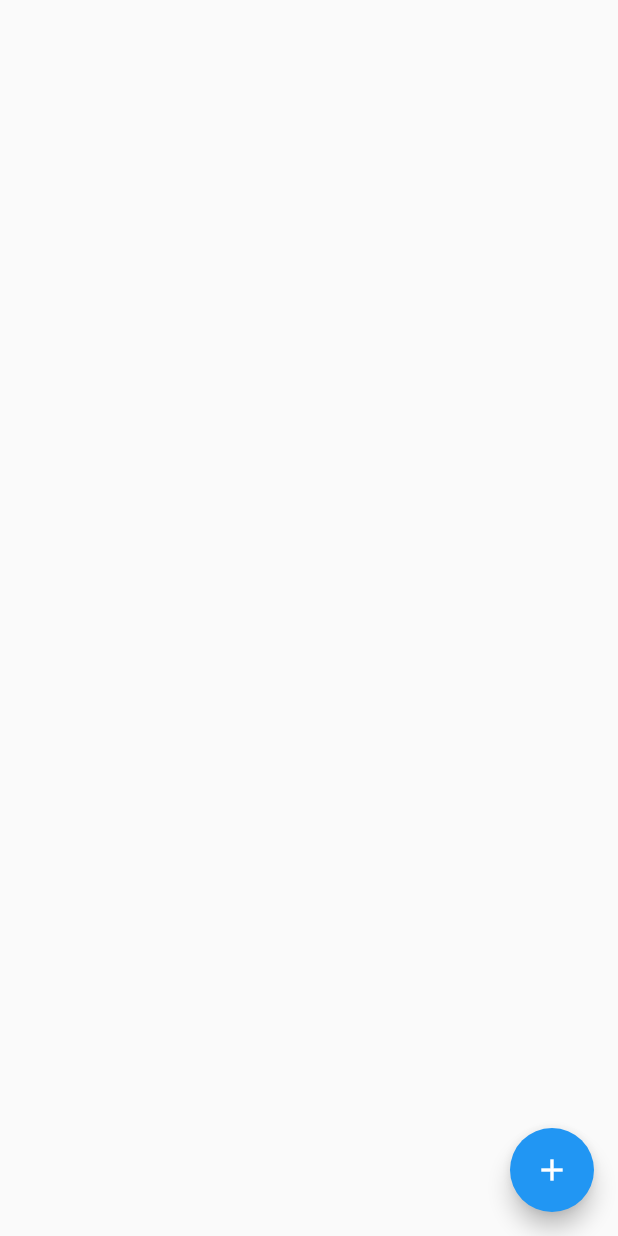
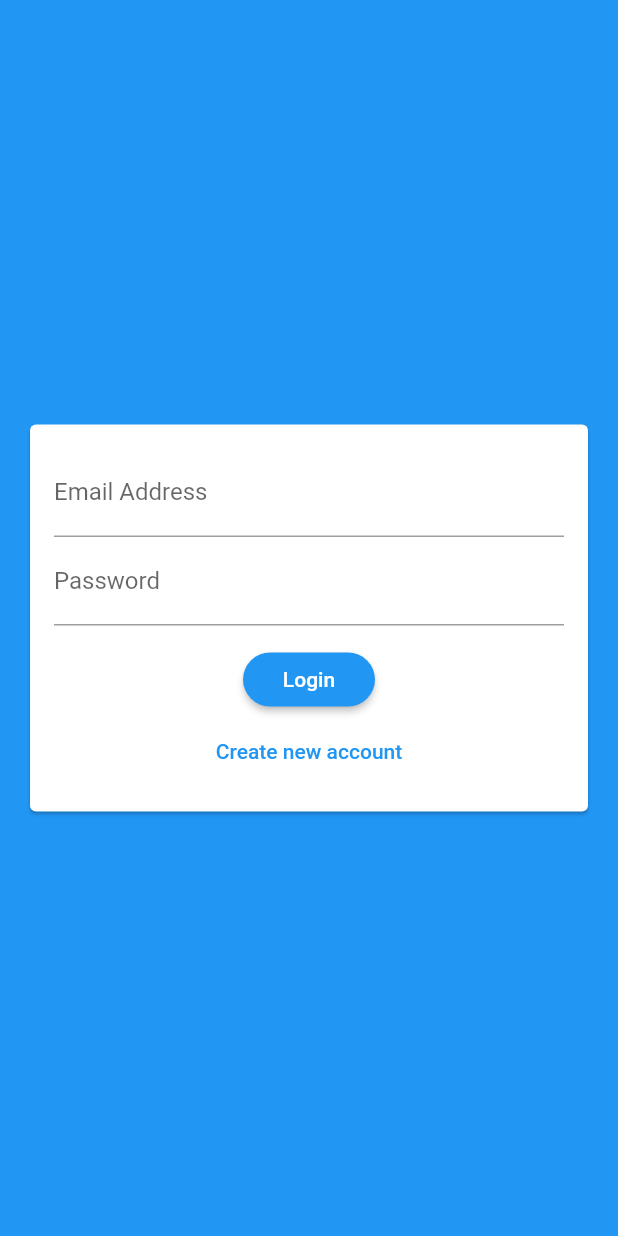
Before and after one commit to Edenik/Flutter_Firebase_Chat_App, a Flutter app: the screen it shows after launch, on a phone screen of 412 x 824 dp. Run offline on Flutter 3.47's test engine with Material 2 defaults, Android fonts, the phone set to English and light mode, and no system bars; our stand-ins replace cloud_firestore; accounts and stored records are empty.

Commit message:
creating auth screen + auth form

```diff
--- a/lib/main.dart
+++ b/lib/main.dart
@@ -1,5 +1,6 @@
 import 'package:flutter/material.dart';
-import 'package:flutter_firebase_chat_app/screens/chat_screen.dart';
+import './screens/auth_screen.dart';
+import './screens/chat_screen.dart';
 
 void main() => runApp(MyApp());
 
@@ -11,8 +12,16 @@ class MyApp extends StatelessWidget {
       debugShowCheckedModeBanner: false,
       theme: ThemeData(
         primarySwatch: Colors.blue,
+        backgroundColor: Colors.blue,
+        accentColor: Colors.blueGrey[900],
+        accentColorBrightness: Brightness.dark,
+        buttonTheme: ButtonTheme.of(context).copyWith(
+            buttonColor: Colors.blue,
+            textTheme: ButtonTextTheme.primary,
+            shape: RoundedRectangleBorder(
+                borderRadius: BorderRadiusDirectional.circular(20.0))),
       ),
-      home: ChatScreen(),
+      home: AuthScreen(),
     );
   }
 }
--- a/lib/screens/auth_screen.dart
+++ b/lib/screens/auth_screen.dart
@@ -0,0 +1,17 @@
+import 'package:flutter/material.dart';
+import '../widgets/auth/auth_form.dart';
+
+class AuthScreen extends StatefulWidget {
+  @override
+  _AuthScreenState createState() => _AuthScreenState();
+}
+
+class _AuthScreenState extends State<AuthScreen> {
+  @override
+  Widget build(BuildContext context) {
+    return Scaffold(
+      backgroundColor: Theme.of(context).primaryColor,
+      body: AuthForm(),
+    );
+  }
+}
--- /dev/null
+++ b/lib/widgets/auth/auth_form.dart
@@ -0,0 +1,109 @@
+import 'package:flutter/material.dart';
+
+class AuthForm extends StatefulWidget {
+  @override
+  _AuthFormState createState() => _AuthFormState();
+}
+
+class _AuthFormState extends State<AuthForm> {
+  final _formKey = GlobalKey<FormState>();
+  var _isLogin = true;
+  var _userEmail = '';
+  var _userName = '';
+  var _userPassword = '';
+
+  void _trySubmit() {
+    final isValid = _formKey.currentState.validate();
+    FocusScope.of(context).unfocus();
+    if (isValid) {
+      _formKey.currentState.save();
+
+      print(_userEmail);
+      print(_userName);
+      print(_userPassword);
+      //Use those values to send auth request....
+    }
+  }
+
+  @override
+  Widget build(BuildContext context) {
+    return Center(
+      child: Card(
+        margin: EdgeInsets.all(20.0),
+        child: SingleChildScrollView(
+          child: Padding(
+            padding: EdgeInsets.all(16),
+            child: Form(
+              key: _formKey,
+              child: Column(
+                mainAxisSize: MainAxisSize.min,
+                children: <Widget>[
+                  TextFormField(
+                    key: ValueKey('email'),
+                    validator: (value) {
+                      if (value.isEmpty || !value.contains('@')) {
+                        return 'Please enter a valid email adress';
+                      }
+                      return null;
+                    },
+                    keyboardType: TextInputType.emailAddress,
+                    decoration: InputDecoration(
+                      labelText: 'Email Address',
+                    ),
+                    onSaved: (value) {
+                      _userEmail = value;
+                    },
+                  ),
+                  if (!_isLogin)
+                    TextFormField(
+                      key: ValueKey('username'),
+                      validator: (value) {
+                        if (value.isEmpty || value.length < 4) {
+                          return 'Please enter at least 4 characters.';
+                        }
+                        return null;
+                      },
+                      decoration: InputDecoration(labelText: 'Username'),
+                      onSaved: (value) {
+                        _userName = value;
+                      },
+                    ),
+                  TextFormField(
+                    key: ValueKey('password'),
+                    validator: (value) {
+                      if (value.isEmpty || value.length < 7) {
+                        return 'Password must be at least 7 characters long.';
+                      }
+                      return null;
+                    },
+                    decoration: InputDecoration(labelText: 'Password'),
+                    obscureText: true,
+                    onSaved: (value) {
+                      _userPassword = value;
+                    },
+                  ),
+                  SizedBox(height: 12),
+                  RaisedButton(
+                    onPressed: _trySubmit,
+                    child: Text(_isLogin ? 'Login' : 'Signup'),
+                  ),
+                  FlatButton(
+                    textColor: Theme.of(context).primaryColor,
+                    onPressed: () {
+                      setState(() {
+                        _isLogin = !_isLogin;
+                      });
+                    },
+                    child: Text(_isLogin
+                        ? 'Create new account'
+                        : 'I already have an account'),
+                  )
+                ],
+              ),
+            ),
+          ),
+        ),
+      ),
+    );
+  }
+}
```
